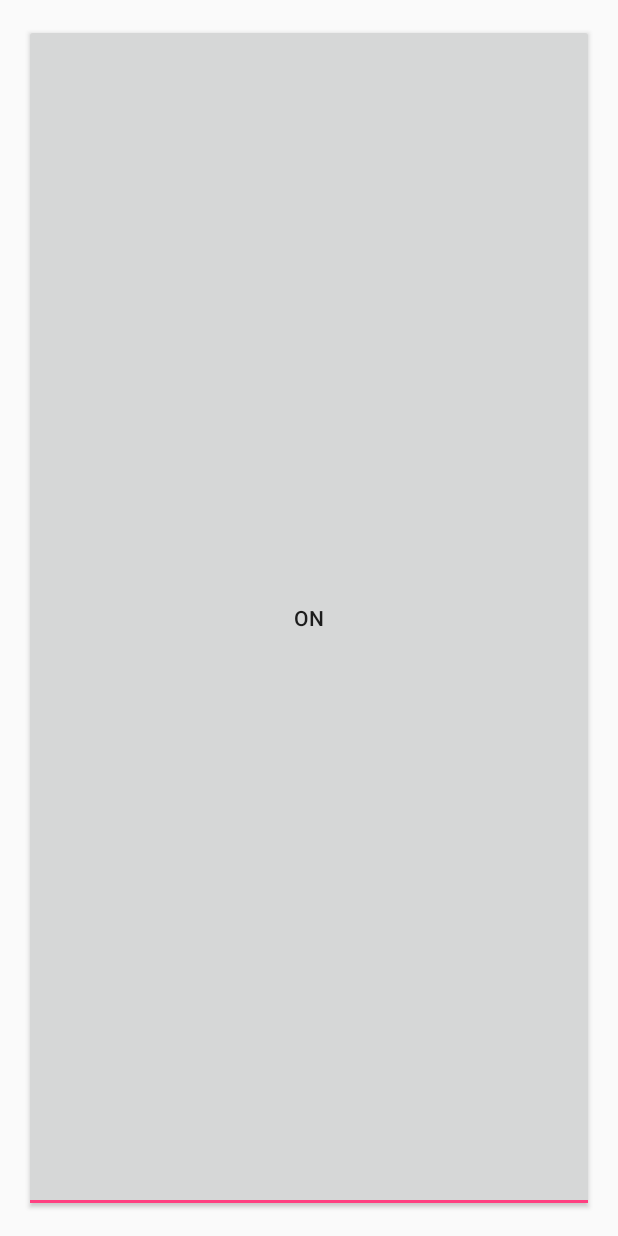
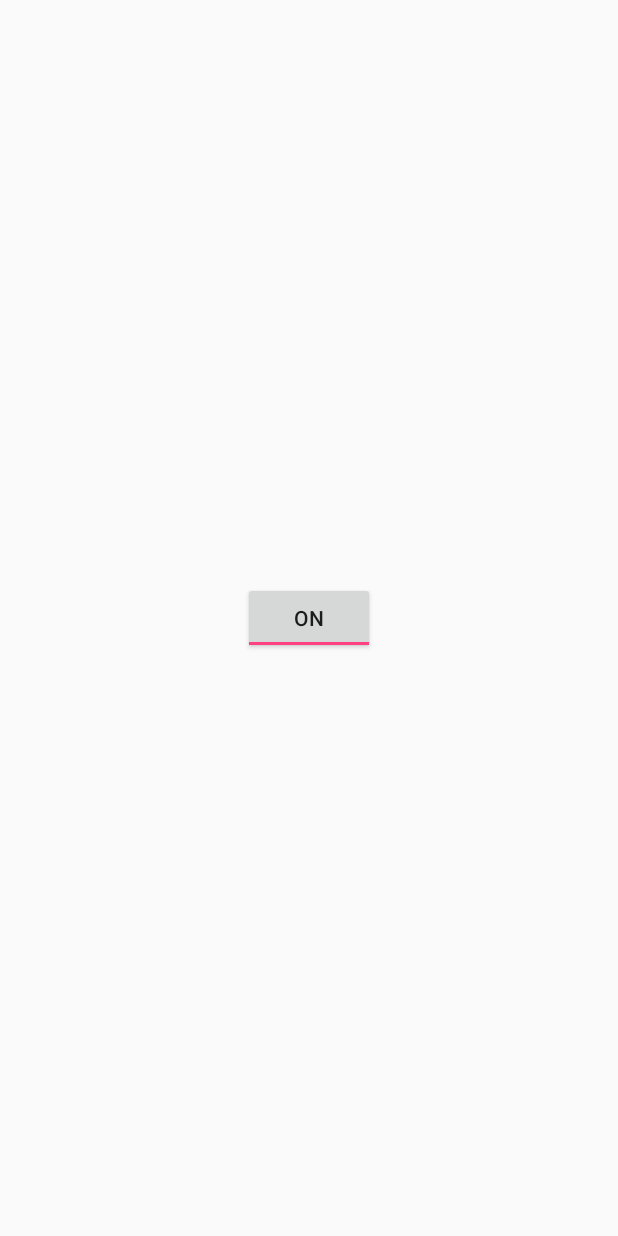
Before and after one commit to dugaolong/flashlight, an Android app: the screen it shows after launch (FlashLightActivity), on a phone screen of 412 x 824 dp. Run offline under Robolectric (Android 15) with nearby library versions, the phone set to English and light mode, and no system bars.

Commit message:
基础功能

```diff
--- a/app/src/main/java/www/dgl/com/flashlight/FlashLightActivity.java
+++ b/app/src/main/java/www/dgl/com/flashlight/FlashLightActivity.java
@@ -51,7 +51,7 @@ public class FlashLightActivity extends Activity implements View.OnClickListener
     private CaptureRequest request = null;
     private SurfaceTexture surfaceTexture;
     private Surface surface;
-    private boolean isSupportFlashCamera2 = false;
+    private boolean isSupportFlashCamera2 = false;//是否支持闪光灯
     private final CameraCaptureSession.StateCallback stateCallback = new CameraCaptureSession.StateCallback() {
 
         public void onConfigured(CameraCaptureSession arg0) {
@@ -207,6 +207,23 @@ public class FlashLightActivity extends Activity implements View.OnClickListener
     }
 
     /**
+     * createCaptureSession
+     */
+        @SuppressWarnings({ "rawtypes", "unchecked" })
+    private void createCaptureSession(){
+        this.surfaceTexture = new SurfaceTexture(0, false);
+        this.surfaceTexture.setDefaultBufferSize(1280, 720);
+        this.surface = new Surface(this.surfaceTexture);
+        ArrayList localArrayList = new ArrayList(1);
+        localArrayList.add(this.surface);
+        try {
+            this.cameraDevice.createCaptureSession(localArrayList, this.stateCallback, null);
+        } catch (CameraAccessException e) {
+            Log.e(TAG, e.getMessage());
+        }
+    }
+
+    /**
      * 通过设置Camera打开闪光灯
      *
      * @param mCamera
@@ -221,24 +238,6 @@ public class FlashLightActivity extends Activity implements View.OnClickListener
                 parameters.setFlashMode(Camera.Parameters.FLASH_MODE_TORCH);
                 mCamera.setParameters(parameters);
             }
-        }
-    }
-
-
-    /**
-     * createCaptureSession
-     */
-        @SuppressWarnings({ "rawtypes", "unchecked" })
-    private void createCaptureSession(){
-        this.surfaceTexture = new SurfaceTexture(0, false);
-        this.surfaceTexture.setDefaultBufferSize(1280, 720);
-        this.surface = new Surface(this.surfaceTexture);
-        ArrayList localArrayList = new ArrayList(1);
-        localArrayList.add(this.surface);
-        try {
-            this.cameraDevice.createCaptureSession(localArrayList, this.stateCallback, null);
-        } catch (CameraAccessException e) {
-            Log.e(TAG, e.getMessage());
         }
     }
     /**
--- a/app/src/main/res/layout/activity_main.xml
+++ b/app/src/main/res/layout/activity_main.xml
@@ -13,12 +13,12 @@
     <LinearLayout xmlns:android="http://schemas.android.com/apk/res/android"
         android:layout_width="match_parent"
         android:layout_height="match_parent"
-        android:orientation="vertical" >
+        android:orientation="vertical"
+        android:gravity="center">
         <ToggleButton android:id="@+id/toggleButton1"
-            android:layout_width="match_parent"
-            android:layout_height="match_parent"
+            android:layout_width="wrap_content"
+            android:layout_height="wrap_content"
             android:checked="true"
-            android:text="开关"
             android:longClickable="false" />
     </LinearLayout>
 </RelativeLayout>
```
Also changed, not shown: app/src/main/java/www/dgl/com/flashlight/MainActivity.java (deleted, +0 -13 lines), 2 other files.
